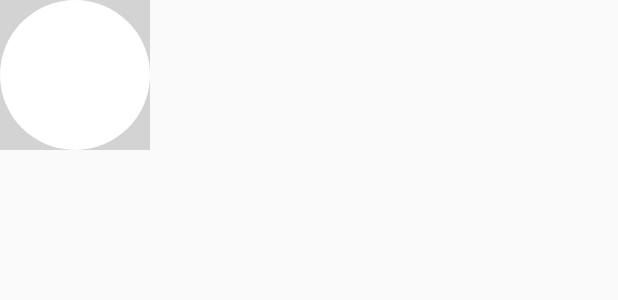
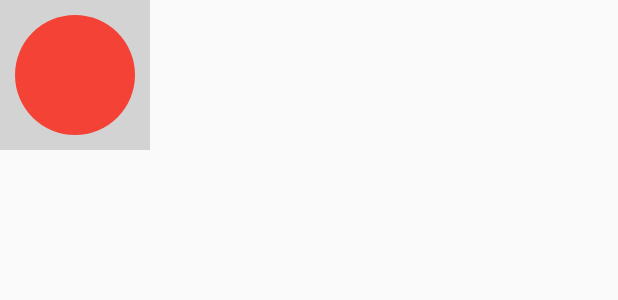
Before and after one commit to Kingcool759/DiyView, an Android app: the layout activity_show0.xml on its own in the app's theme, with its tools: preview values and no code run, on a phone screen of 412 x 824 dp. Shown: the top 300 px of the screen. Run offline under Robolectric (Android 15) with nearby library versions, the phone set to English and light mode, and no system bars.

Commit message:
circle-padding

```diff
--- a/app/src/main/java/com/example/diyview/view/MyCircle.java
+++ b/app/src/main/java/com/example/diyview/view/MyCircle.java
@@ -2,7 +2,9 @@ package com.example.diyview.view;
 
 import android.annotation.SuppressLint;
 import android.content.Context;
+import android.content.res.TypedArray;
 import android.graphics.Canvas;
+import android.graphics.Color;
 import android.graphics.Paint;
 import android.util.AttributeSet;
 import android.view.View;
@@ -24,6 +26,15 @@ public class MyCircle extends View {
     private int center_y;
     //半径
     private int r;
+    //圆的颜色
+    private int circleColor;
+    //背景色
+    private int bgColor;
+    //padding
+    private int paddingLeft;
+    private int paddingRight;
+    private int paddingTop;
+    private int paddingBottom;
 
     public MyCircle(Context context) {
         super(context);
@@ -32,26 +43,39 @@ public class MyCircle extends View {
     public MyCircle(Context context, @Nullable AttributeSet attrs) {
         super(context, attrs);
         this.context=context;
+        //获取属性值
+        TypedArray typedArray = context.obtainStyledAttributes(attrs,R.styleable.MyCircle);
+        circleColor = typedArray.getColor(R.styleable.MyCircle_circle_color,Color.BLACK);
+        bgColor = typedArray.getColor(R.styleable.MyCircle_background_color,Color.WHITE);
+        //回收
+        typedArray.recycle();
+        //设置画笔
+        paint.setAntiAlias(true); //抗锯齿
+        paint.setStyle(Paint.Style.FILL); //实心圆
+        //paint.setColor(context.getResources().getColor(R.color.white)); //从绝对路径取颜色才可以，直接使用R.color.white会颜色错乱，得不到指定的颜色
+        paint.setColor(circleColor);
+        //设置padding
+        paddingTop = getPaddingTop();
+        paddingLeft = getPaddingLeft();
+        paddingRight = getPaddingRight();
+        paddingBottom = getPaddingBottom();
     }
 
     @Override
     protected void onMeasure(int widthMeasureSpec, int heightMeasureSpec) {
         super.onMeasure(widthMeasureSpec, heightMeasureSpec);
         //获得圆心
-        center_x = getMeasuredWidth() / 2;
-        center_y = getMeasuredHeight() / 2;
+        center_x = getMeasuredWidth() / 2 ;
+        center_y = getMeasuredHeight() / 2 ;
         //取小的为半径
-        r = Math.min(getMeasuredWidth() / 2, getMeasuredHeight() / 2);
+        r = Math.min((getMeasuredWidth()-paddingLeft-paddingRight) / 2, (getMeasuredHeight()-paddingTop-paddingBottom) / 2);
     }
 
     @Override
     protected void onDraw(Canvas canvas) {
-        paint.setAntiAlias(true); //抗锯齿
-        //Style.FILL就是实心的圆，Style.STROKE只画圆的边，Style.FILL_AND_STROKE有边有实心
-        paint.setStyle(Paint.Style.FILL);
-        paint.setColor(context.getResources().getColor(R.color.white)); //从绝对路径取颜色才可以，直接使用R.color.white会颜色错乱，得不到指定的颜色
-        canvas.drawColor(context.getResources().getColor(R.color.gray));
+        super.onDraw(canvas);
+        //设置画布
+        canvas.drawColor(bgColor);
         canvas.drawCircle(center_x, center_y, r, paint);
-        super.onDraw(canvas);
     }
 }
--- a/app/src/main/res/layout/activity_show0.xml
+++ b/app/src/main/res/layout/activity_show0.xml
@@ -6,7 +6,13 @@
     android:layout_height="match_parent"
     tools:context=".show.Show0"
     tools:ignore="MissingConstraints">
+
     <com.example.diyview.view.MyCircle
+        android:layout_margin="5dp"
         android:layout_width="100dp"
+        android:padding="10dp"
+        app:background_color="@color/gray"
+        app:circle_color="@color/orange"
         android:layout_height="100dp" />
+
 </androidx.constraintlayout.widget.ConstraintLayout>
--- /dev/null
+++ b/app/src/main/res/layout/public_circle.xml
@@ -0,0 +1,6 @@
+<?xml version="1.0" encoding="utf-8"?>
+<androidx.constraintlayout.widget.ConstraintLayout
+    xmlns:android="http://schemas.android.com/apk/res/android" android:layout_width="match_parent"
+    android:layout_height="match_parent">
+
+</androidx.constraintlayout.widget.ConstraintLayout>
--- a/app/src/main/res/values/styles.xml
+++ b/app/src/main/res/values/styles.xml
@@ -7,4 +7,8 @@
         <item name="colorAccent">@color/colorAccent</item>
     </style>
 
+    <declare-styleable name="MyCircle">
+        <attr name="circle_color" format="color"/>
+        <attr name="background_color" format="color"/>
+    </declare-styleable>
 </resources>
```
